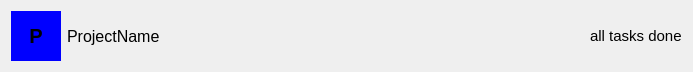
Unkorunk/task-tracker, file task-tracker-frontend/ProjectItemWidget.ui: the form before one commit.
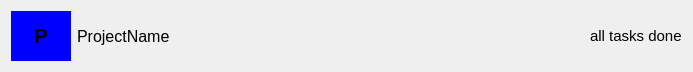
The form after the commit.

Commit message: put styles in code from ui. Need fixes in sizes

Patch:
```diff
--- a/task-tracker-frontend/ProjectItemWidget.ui
+++ b/task-tracker-frontend/ProjectItemWidget.ui
@@ -33,13 +33,13 @@
      </property>
      <property name="minimumSize">
       <size>
-       <width>50</width>
+       <width>60</width>
        <height>0</height>
       </size>
      </property>
      <property name="maximumSize">
       <size>
-       <width>50</width>
+       <width>60</width>
        <height>16777215</height>
       </size>
      </property>
```
The commit also changes 7 other files.
